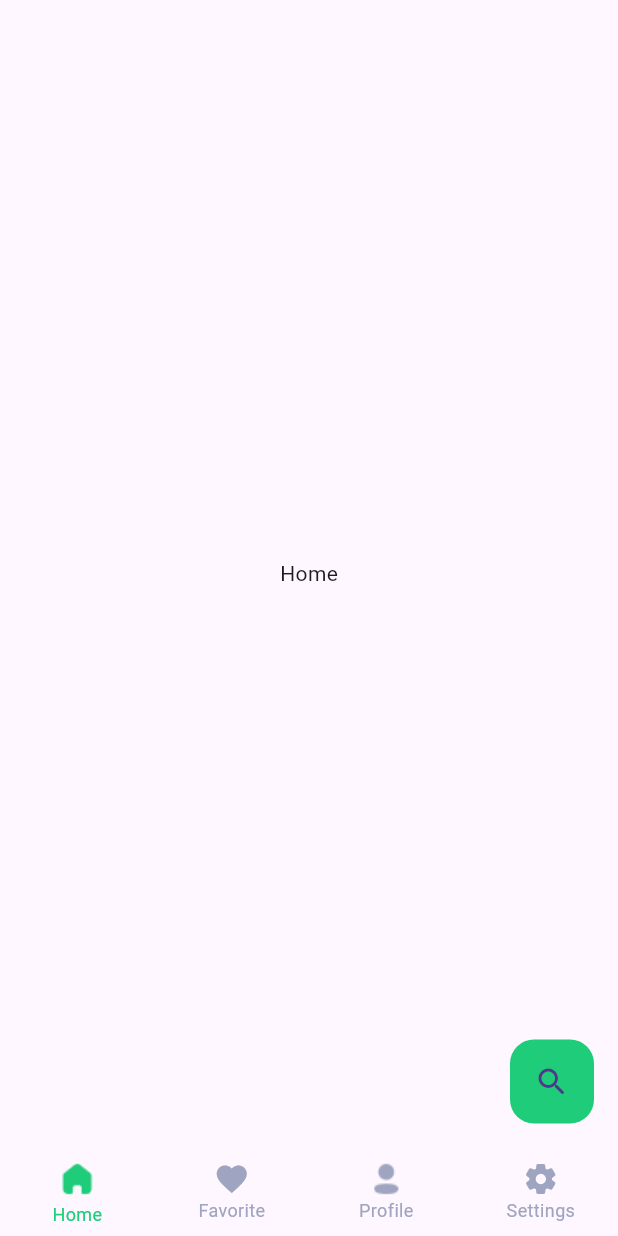
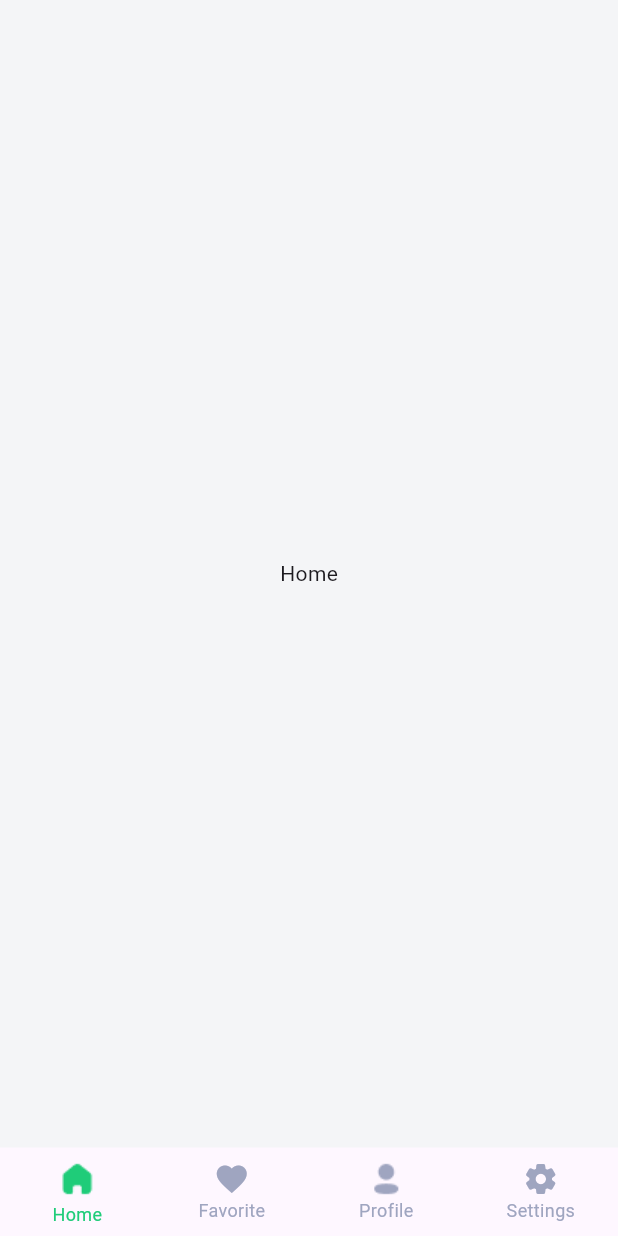
Before and after one commit to alaaayman77/Recipe-Application, a Flutter app: the screen it shows after launch, on a phone screen of 412 x 824 dp. Run offline on Flutter 3.47's test engine with Material 3 defaults, Android fonts, the phone set to English and light mode, and no system bars.

Commit message:
first commit the root of the project

```diff
--- a/lib/main.dart
+++ b/lib/main.dart
@@ -1,4 +1,3 @@
-import 'package:final_project/OTP/otp.dart';
 import 'package:final_project/favorite_page/favorite_page.dart';
 import 'package:final_project/home_page/home_page.dart';
 import 'package:final_project/profile_page/profile_page.dart';
@@ -16,7 +15,7 @@ void main() {
 class MyApp extends StatelessWidget {
   int selectedIndex = 0;
 
-   MyApp({super.key});
+  MyApp({super.key});
 
   // This widget is the root of your application.
   @override
@@ -27,14 +26,11 @@ class MyApp extends StatelessWidget {
       routes: {
         SignIn.routeName:(context) => SignIn(),
         SignUp.routeName:(context) => SignUp(),
-        OTP.routeName:(context) => OTP(),
         Transition.routeName:(context) => Transition(),
         FavoritePage.routeName:(context) =>  FavoritePage(),
         ProfilePage.routeName:(context)=> ProfilePage(),
         HomePage.routeName:(context)=> HomePage(),
         SettingsPage.routeName:(context)=> SettingsPage(),
-
-
       },
       theme: Theming.lightTheme,
       // darkTheme: Theming.DarkTheme,
--- a/lib/theming.dart
+++ b/lib/theming.dart
@@ -1,6 +1,6 @@
 import 'package:flutter/material.dart';
 
-class Theming{
+class Theming {
   static Color primary = const Color(0xff1FCC79);
   static Color secondary = const Color(0xffFF6464);
   static Color mainText = const Color(0xff2E3E5C);
@@ -11,16 +11,12 @@ class Theming{
   static Color white = const Color(0xffFFFFFF);
 
   static ThemeData lightTheme = ThemeData(
-
+    scaffoldBackgroundColor: Color(0xffF4F5F7),
     primaryColor: primary,
-    floatingActionButtonTheme: FloatingActionButtonThemeData(
-      elevation: 0,
-      backgroundColor: primary,
-    ),
     bottomNavigationBarTheme: BottomNavigationBarThemeData(
       elevation: 0,
-    selectedItemColor: primary,
-    unselectedItemColor: secondaryText,
+      selectedItemColor: primary,
+      unselectedItemColor: secondaryText,
     ),
     textTheme: TextTheme(
       titleLarge: TextStyle(
@@ -32,62 +28,7 @@ class Theming{
         fontSize: 15,
         color: secondaryText,
       ),
-
     ),
   );
-  // Dark Mode
-  // static ThemeData DarkTheme = ThemeData(
-  //   scaffoldBackgroundColor: Colors.transparent,
-  //   primaryColor: primaryLight,
-  //   appBarTheme: AppBarTheme(
-  //     centerTitle: true,
-  //     backgroundColor: Colors.transparent,
-  //     elevation: 0,
-  //     iconTheme: IconThemeData(color: blackColor),
-  //   ),
-  //   bottomNavigationBarTheme: BottomNavigationBarThemeData(
-  //     selectedItemColor: blackColor,
-  //     unselectedItemColor:whiteColor ,
-  //   ),
-  //   textTheme: TextTheme(
-  //     titleLarge: TextStyle(
-  //       fontWeight: FontWeight.bold,
-  //       fontSize: 30,
-  //       color: blackColor,
-  //     ),
-  //     titleMedium: TextStyle(
-  //       fontWeight: FontWeight.bold,
-  //       fontSize: 30,
-  //       color: blackColor,
-  //     ),
-  //     titleSmall: TextStyle(
-  //       fontWeight: FontWeight.bold,
-  //       fontSize: 25,
-  //       color: blackColor,
-  //       fontFamily: 'Monotype',
-  //     ),
-  //     bodySmall: TextStyle(
-  //       height: 2,
-  //       // textBaseline: TextBaseline.alphabetic,
-  //       fontSize: 25,
-  //       color: blackColor,
-  //       // fontFamily: "DecoType",
-  //     ),
-  //     bodyMedium: TextStyle(
-  //       height: 2,
-  //       fontSize: 25,
-  //       color: blackColor,
-  //       // fontWeight: FontWeight.bold,
-  //       fontFamily: "KOUFIBD",
-  //     ),
-  //     bodyLarge: TextStyle(
-  //       height: 2,
-  //       fontSize: 25,
-  //       color: whiteColor,
-  //       fontWeight: FontWeight.bold,
-  //       fontFamily: "DecoType",
-  //     ),
-  //   ),
-  // );
-
+  //Dark Mode
 }
--- a/lib/transition/transition.dart
+++ b/lib/transition/transition.dart
@@ -3,8 +3,6 @@ import 'package:final_project/home_page/home_page.dart';
 import 'package:final_project/profile_page/profile_page.dart';
 import 'package:final_project/settings_page/settings_page.dart';
 import 'package:flutter/material.dart';
-
-
 
 class Transition extends StatefulWidget {
   static const routeName = "Transition";
@@ -22,27 +20,22 @@ class _TransitionState extends State<Transition> {
   Widget build(BuildContext context) {
     return Scaffold(
       body: tabs[selectedIndex],
-      floatingActionButton: FloatingActionButton(
-
-        onPressed: (){},
-        child:Icon(Icons.search_rounded)
-
-      ),
       bottomNavigationBar: BottomNavigationBar(
           type: BottomNavigationBarType.fixed,
           selectedFontSize: 12.0,
           unselectedFontSize: 12.0,
           currentIndex: selectedIndex,
-          onTap: (index){
+          onTap: (index) {
             selectedIndex = index;
-            setState((){
-            });
+            setState(() {});
           },
-          items:const [
+          items: const [
             BottomNavigationBarItem(
               icon: Padding(
                 padding: EdgeInsets.all(3.0),
-            child: ImageIcon(AssetImage("assets/icons/Home.png"),),
+                child: ImageIcon(
+                  AssetImage("assets/icons/Home.png"),
+                ),
               ),
               label: "Home",
             ),
```
Also changed, not shown: lib/OTP/otp.dart (deleted, +0 -12 lines). Lines whose indentation alone changed are shown as unchanged.
